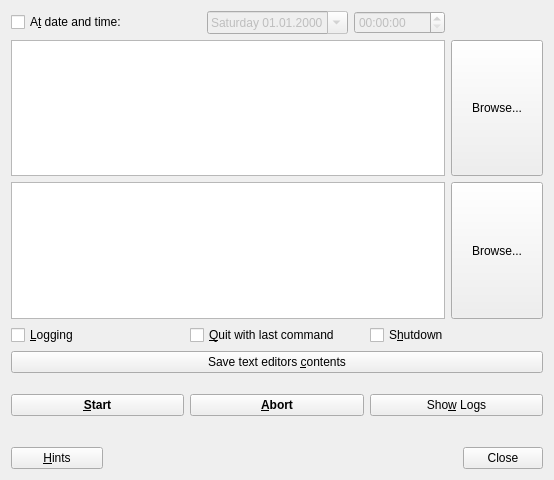
This is qprogram-starter/src/ui/gui.ui in hakaishi/shutdown-qapps as Qt 5 draws it before an edit. The edited form follows.
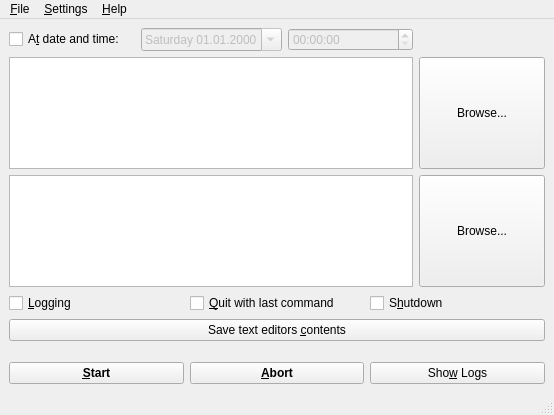
This is the edited form. Icons and pictures are not drawn.

Commit message: redesigned qprogram-starter; added welcome dialog to qshutdown and qprogram-starter

The edit to the form file:
```diff
--- a/qprogram-starter/src/ui/gui.ui
+++ b/qprogram-starter/src/ui/gui.ui
@@ -1,60 +1,21 @@
 <?xml version="1.0" encoding="UTF-8"?>
 <ui version="4.0">
  <class>Gui</class>
- <widget class="QWidget" name="Gui">
+ <widget class="QMainWindow" name="Gui">
   <property name="geometry">
    <rect>
     <x>0</x>
     <y>0</y>
     <width>554</width>
-    <height>480</height>
+    <height>415</height>
    </rect>
   </property>
   <property name="windowTitle">
    <string notr="true">qprogram-starter</string>
   </property>
-  <property name="windowIcon">
-   <iconset resource="../../../qprogram-starter.qrc">
-    <normaloff>:/pix</normaloff>:/pix</iconset>
-  </property>
+  <widget class="QWidget" name="centralwidget">
   <layout class="QGridLayout" name="gridLayout">
-   <item row="0" column="3">
-    <widget class="QTimeEdit" name="timeEdit">
-     <property name="enabled">
-      <bool>false</bool>
-     </property>
-     <property name="displayFormat">
-      <string>HH:mm:ss</string>
-     </property>
-    </widget>
-   </item>
-   <item row="0" column="2">
-    <widget class="QDateEdit" name="dateEdit">
-     <property name="enabled">
-      <bool>false</bool>
-     </property>
-     <property name="displayFormat">
-      <string>dddd dd.MM.yyyy</string>
-     </property>
-     <property name="calendarPopup">
-      <bool>true</bool>
-     </property>
-    </widget>
-   </item>
-   <item row="8" column="0" colspan="5">
-    <spacer name="horizontalSpacer">
-     <property name="orientation">
-      <enum>Qt::Horizontal</enum>
-     </property>
-     <property name="sizeHint" stdset="0">
-      <size>
-       <width>40</width>
-       <height>15</height>
-      </size>
-     </property>
-    </spacer>
-   </item>
-   <item row="0" column="0" colspan="2">
+    <item row="0" column="0">
     <widget class="QCheckBox" name="atDateCheckBox">
      <property name="toolTip">
       <string>Start the commands to this time and date</string>
@@ -64,45 +25,21 @@
      </property>
     </widget>
    </item>
-   <item row="7" column="0" colspan="5">
-    <widget class="QPushButton" name="saveButton">
-     <property name="toolTip">
-      <string>The contents will be restored on every start of qprogram-starter</string>
-     </property>
-     <property name="text">
-      <string>Save text editors &amp;contents</string>
-     </property>
-    </widget>
-   </item>
-   <item row="11" column="2" colspan="3">
-    <widget class="QDialogButtonBox" name="buttonBox">
-     <property name="standardButtons">
-      <set>QDialogButtonBox::Close</set>
-     </property>
-    </widget>
-   </item>
-   <item row="11" column="0">
-    <widget class="QPushButton" name="hint">
-     <property name="text">
-      <string>&amp;Hints</string>
-     </property>
-    </widget>
-   </item>
-   <item row="10" column="0" colspan="5">
-    <spacer name="horizontalSpacer_2">
+    <item row="5" column="0" colspan="4">
+     <spacer name="horizontalSpacer">
      <property name="orientation">
       <enum>Qt::Horizontal</enum>
      </property>
      <property name="sizeHint" stdset="0">
       <size>
        <width>40</width>
-       <height>25</height>
+        <height>15</height>
       </size>
      </property>
     </spacer>
    </item>
-   <item row="9" column="0" colspan="5">
-    <layout class="QHBoxLayout" name="horizontalLayout">
+    <item row="6" column="0" colspan="4">
+     <layout class="QHBoxLayout" name="horizontalLayout_3">
      <item>
       <widget class="QPushButton" name="startB">
        <property name="font">
@@ -144,7 +81,30 @@
      </item>
     </layout>
    </item>
-   <item row="1" column="4">
+    <item row="0" column="1">
+     <widget class="QDateEdit" name="dateEdit">
+      <property name="enabled">
+       <bool>false</bool>
+      </property>
+      <property name="displayFormat">
+       <string>dddd dd.MM.yyyy</string>
+      </property>
+      <property name="calendarPopup">
+       <bool>true</bool>
+      </property>
+     </widget>
+    </item>
+    <item row="4" column="0" colspan="4">
+     <widget class="QPushButton" name="saveButton">
+      <property name="toolTip">
+       <string>The contents will be restored on every start of qprogram-starter</string>
+      </property>
+      <property name="text">
+       <string>Save text editors &amp;contents</string>
+      </property>
+     </widget>
+    </item>
+    <item row="1" column="3">
     <widget class="QPushButton" name="browse1">
      <property name="sizePolicy">
       <sizepolicy hsizetype="Minimum" vsizetype="Minimum">
@@ -157,21 +117,18 @@
      </property>
     </widget>
    </item>
-   <item row="3" column="4">
-    <widget class="QPushButton" name="browse2">
-     <property name="sizePolicy">
-      <sizepolicy hsizetype="Minimum" vsizetype="Minimum">
-       <horstretch>0</horstretch>
-       <verstretch>0</verstretch>
-      </sizepolicy>
-     </property>
-     <property name="text">
-      <string>Browse...</string>
+    <item row="0" column="2">
+     <widget class="QTimeEdit" name="timeEdit">
+      <property name="enabled">
+       <bool>false</bool>
+      </property>
+      <property name="displayFormat">
+       <string>HH:mm:ss</string>
      </property>
     </widget>
    </item>
-   <item row="5" column="0" rowspan="2" colspan="5">
-    <layout class="QHBoxLayout" name="horizontalLayout_4">
+    <item row="3" column="0" colspan="4">
+     <layout class="QHBoxLayout" name="horizontalLayout_5">
      <item>
       <widget class="QCheckBox" name="loggingCheckBox">
        <property name="text">
@@ -201,43 +158,76 @@
      </item>
     </layout>
    </item>
-   <item row="1" column="0" colspan="4">
-    <widget class="QPlainTextEdit" name="plainTextEdit">
-     <property name="tabChangesFocus">
-      <bool>true</bool>
-     </property>
-    </widget>
-   </item>
-   <item row="3" column="0" colspan="4">
-    <widget class="QPlainTextEdit" name="plainTextEdit2">
-     <property name="tabChangesFocus">
-      <bool>true</bool>
+    <item row="2" column="3">
+     <widget class="QPushButton" name="browse2">
+      <property name="sizePolicy">
+       <sizepolicy hsizetype="Minimum" vsizetype="Minimum">
+        <horstretch>0</horstretch>
+        <verstretch>0</verstretch>
+       </sizepolicy>
+      </property>
+      <property name="text">
+       <string>Browse...</string>
      </property>
     </widget>
    </item>
-  </layout>
- </widget>
- <tabstops>
-  <tabstop>atDateCheckBox</tabstop>
-  <tabstop>dateEdit</tabstop>
-  <tabstop>timeEdit</tabstop>
-  <tabstop>browse1</tabstop>
-  <tabstop>plainTextEdit</tabstop>
-  <tabstop>browse2</tabstop>
-  <tabstop>plainTextEdit2</tabstop>
-  <tabstop>loggingCheckBox</tabstop>
-  <tabstop>quitCheckBox</tabstop>
-  <tabstop>shutdownCheckBox</tabstop>
-  <tabstop>saveButton</tabstop>
-  <tabstop>startB</tabstop>
-  <tabstop>abortB</tabstop>
-  <tabstop>showLogsButton</tabstop>
-  <tabstop>hint</tabstop>
-  <tabstop>buttonBox</tabstop>
- </tabstops>
- <resources>
-  <include location="../../../qprogram-starter.qrc"/>
- </resources>
+    <item row="1" column="0" colspan="3">
+     <widget class="QPlainTextEdit" name="plainTextEdit"/>
+    </item>
+    <item row="2" column="0" colspan="3">
+     <widget class="QPlainTextEdit" name="plainTextEdit2"/>
+    </item>
+   </layout>
+  </widget>
+  <widget class="QMenuBar" name="menubar">
+   <property name="geometry">
+    <rect>
+     <x>0</x>
+     <y>0</y>
+     <width>554</width>
+     <height>29</height>
+    </rect>
+   </property>
+   <widget class="QMenu" name="menu_File">
+    <property name="title">
+     <string>&amp;File</string>
+    </property>
+    <addaction name="action_Quit"/>
+   </widget>
+   <widget class="QMenu" name="menu_Settings">
+    <property name="title">
+     <string>&amp;Settings</string>
+    </property>
+    <addaction name="action_Configure"/>
+   </widget>
+   <widget class="QMenu" name="menu_Help">
+    <property name="title">
+     <string>&amp;Help</string>
+    </property>
+    <addaction name="action_Hints"/>
+   </widget>
+   <addaction name="menu_File"/>
+   <addaction name="menu_Settings"/>
+   <addaction name="menu_Help"/>
+  </widget>
+  <widget class="QStatusBar" name="statusbar"/>
+  <action name="action_Quit">
+   <property name="text">
+    <string>&amp;Quit</string>
+   </property>
+  </action>
+  <action name="action_Configure">
+   <property name="text">
+    <string>&amp;Configure</string>
+   </property>
+  </action>
+  <action name="action_Hints">
+   <property name="text">
+    <string>&amp;Hints</string>
+   </property>
+  </action>
+ </widget>
+ <resources/>
  <connections>
   <connection>
    <sender>quitCheckBox</sender>
```
Left out of the diff: 69 changed lines with no effect on the pictures. Lines whose indentation alone changed are shown as unchanged. The commit also changes 57 other files.
